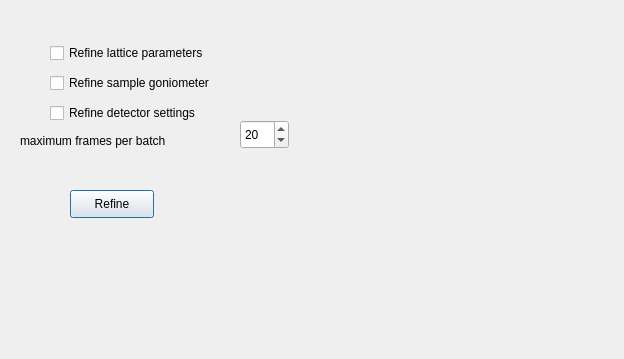
First picture: the form in apps/nsxqt/ui/DialogRefineUnitCell.ui, repository k61n/openhkl, before the edit.
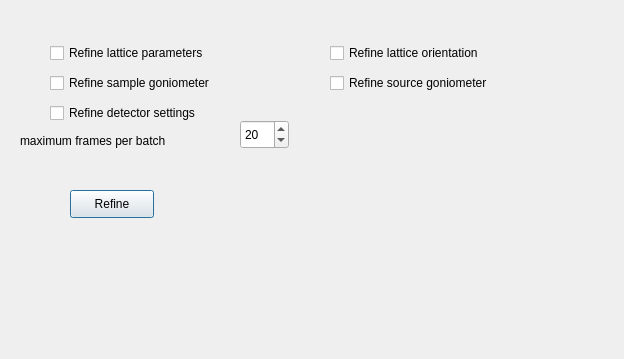
Second picture: the form after the edit.

Commit message: implement source refinement

What changed in the file:
```diff
--- a/apps/nsxqt/ui/DialogRefineUnitCell.ui
+++ b/apps/nsxqt/ui/DialogRefineUnitCell.ui
@@ -106,6 +106,32 @@
     <string>Refine</string>
    </property>
   </widget>
+  <widget class="QCheckBox" name="checkBoxRefineOrientation">
+   <property name="geometry">
+    <rect>
+     <x>330</x>
+     <y>40</y>
+     <width>191</width>
+     <height>26</height>
+    </rect>
+   </property>
+   <property name="text">
+    <string>Refine lattice orientation</string>
+   </property>
+  </widget>
+  <widget class="QCheckBox" name="checkBoxRefineSource">
+   <property name="geometry">
+    <rect>
+     <x>330</x>
+     <y>70</y>
+     <width>201</width>
+     <height>26</height>
+    </rect>
+   </property>
+   <property name="text">
+    <string>Refine source goniometer</string>
+   </property>
+  </widget>
  </widget>
  <resources/>
  <connections/>
```
The commit also changes 8 other files.
